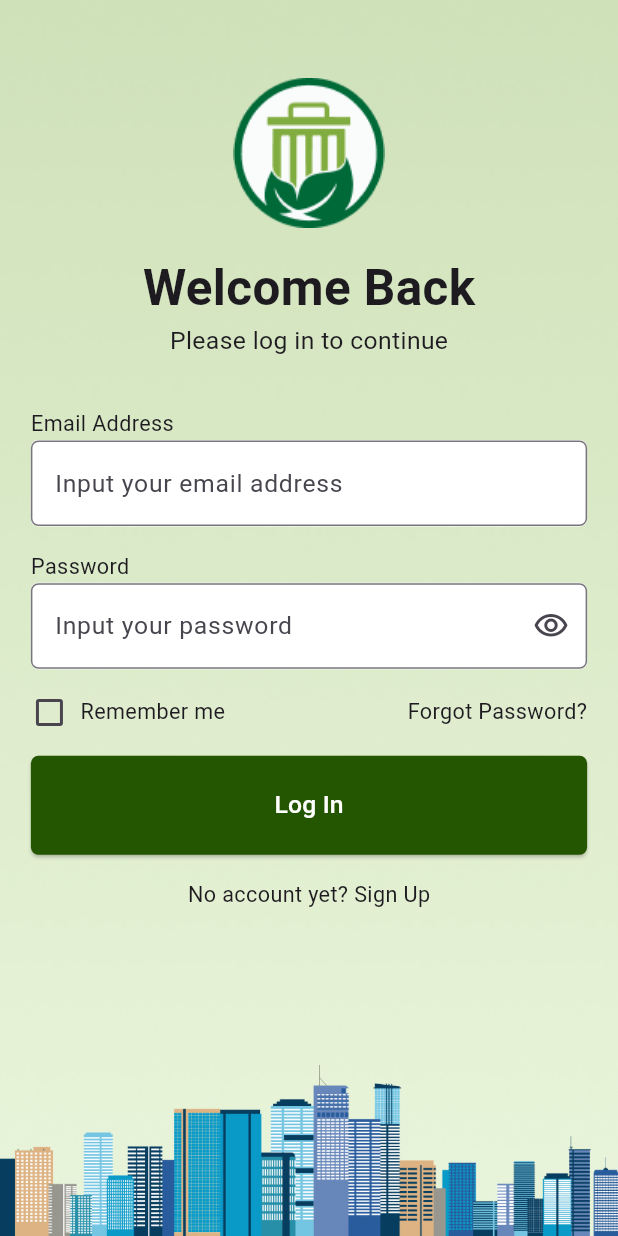
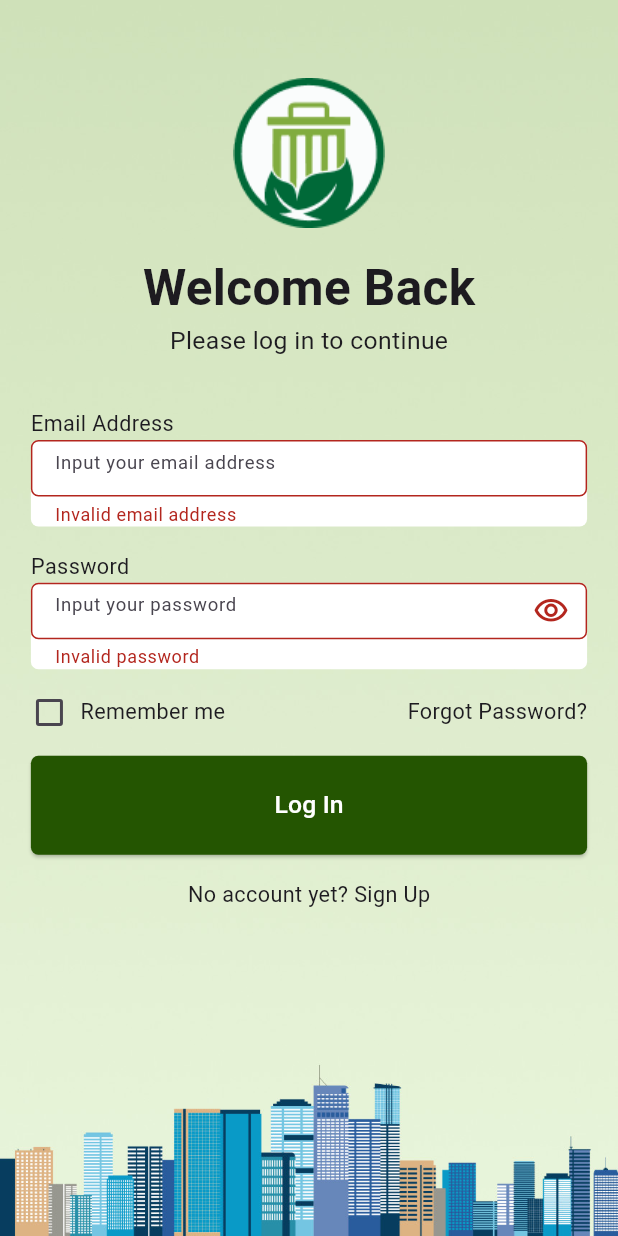
Before and after one commit to ThienNoob/Flutter, a Flutter app: the screen it shows after launch, after a tap on "Log In", on a phone screen of 412 x 824 dp. Run offline on Flutter 3.47's test engine with Material 3 defaults, Android fonts, the light colour scheme and no system bars; our stand-ins replace shared_preferences; missing offline and left inert: confirm_dialog.

Commit message:
Shareperference và custom lại kích thước

```diff
--- a/Practice/Login/lib/screen/screen_login/LoginWidget.dart
+++ b/Practice/Login/lib/screen/screen_login/LoginWidget.dart
@@ -2,9 +2,9 @@ import 'package:flutter/cupertino.dart';
 import 'package:flutter/foundation.dart';
 import 'package:flutter/material.dart';
 import 'package:flutter/widgets.dart';
-
+import 'package:login/screen/screen_forgot_password/ForgotPasswordScreen.dart';
+import 'package:shared_preferences/shared_preferences.dart';
 import '../screen_sign_up/SignUpWidget.dart';
-
 
 class LoginWidget extends StatefulWidget {
   const LoginWidget({
@@ -23,6 +23,18 @@ class LoginWidget extends StatefulWidget {
 class _LoginWidgetState extends State<LoginWidget> {
   bool _isPasswordVisible = false;
   bool _isRememberMe = false;
+  final TextEditingController _emailController = TextEditingController();
+  final TextEditingController _passwordController = TextEditingController();
+  final errorEmail = 'Invalid email address';
+  final errorPassword = 'Invalid password';
+  bool emailInvalid = false;
+  bool passwordInvalid = false;
+
+  @override
+  void initState() {
+    super.initState();
+    _loadSavedCredentials();
+  }
 
   @override
   Widget build(BuildContext context) {
@@ -77,7 +89,13 @@ class _LoginWidgetState extends State<LoginWidget> {
                       borderRadius: BorderRadius.circular(5),
                     ),
                     child: TextField(
+                      // Textfield input email address
+                      controller: _emailController,
+                      style: TextStyle(
+                        fontSize: widget.screenWidth * 0.03,
+                      ),
                       decoration: InputDecoration(
+                        errorText: emailInvalid ? errorEmail : null,
                         focusedBorder: OutlineInputBorder(
                           borderSide: const BorderSide(
                             color: Color(0xff245501),
@@ -87,7 +105,7 @@ class _LoginWidgetState extends State<LoginWidget> {
                         ),
                         hintText: 'Input your email address',
                         hintStyle: TextStyle(
-                          fontSize: widget.screenWidth * 0.04,
+                          fontSize: widget.screenWidth * 0.03,
                         ),
                         //border: Colors.black,
                         border: OutlineInputBorder(
@@ -115,9 +133,14 @@ class _LoginWidgetState extends State<LoginWidget> {
                       borderRadius: BorderRadius.circular(5),
                     ),
                     child: TextField(
+                      controller: _passwordController,
                       obscureText: !_isPasswordVisible,
+                      style: TextStyle(
+                        fontSize: widget.screenWidth * 0.03,
+                      ),
                       // Toggle password visibility
                       decoration: InputDecoration(
+                        errorText: passwordInvalid ? errorPassword : null,
                         hintText: 'Input your password',
                         focusedBorder: OutlineInputBorder(
                           borderSide: const BorderSide(
@@ -127,7 +150,7 @@ class _LoginWidgetState extends State<LoginWidget> {
                           borderRadius: BorderRadius.circular(5),
                         ),
                         hintStyle: TextStyle(
-                          fontSize: widget.screenWidth * 0.04,
+                          fontSize: widget.screenWidth * 0.03,
                         ),
                         suffixIcon: IconButton(
                           icon: Icon(
@@ -180,10 +203,15 @@ class _LoginWidgetState extends State<LoginWidget> {
                           ],
                         ),
                       ),
-                      Text(
-                        'Forgot Password?',
-                        style: TextStyle(
-                          fontSize: widget.screenWidth * 0.035,
+                      GestureDetector(
+                        onTap: () {
+                          onTapForgotPassword();
+                        },
+                        child: Text(
+                          'Forgot Password?',
+                          style: TextStyle(
+                            fontSize: widget.screenWidth * 0.035,
+                          ),
                         ),
                       ),
                     ],
@@ -194,7 +222,7 @@ class _LoginWidgetState extends State<LoginWidget> {
                     height: widget.screenHeight * 0.08,
                     child: ElevatedButton(
                       onPressed: () {
-                        print('Login');
+                        onPressedLoginButton();
                       },
                       child: Text(
                         'Log In',
@@ -236,4 +264,63 @@ class _LoginWidgetState extends State<LoginWidget> {
       ),
     );
   }
+
+  void onTapForgotPassword() {
+    Navigator.push(
+        context,
+        MaterialPageRoute(
+            builder: (context) => ForgotPasswordScreen(
+                screenWidth: widget.screenWidth,
+                screenHeight: widget.screenHeight)));
+  }
+
+  void onPressedLoginButton() {
+    setState(() {
+      emailInvalid = !isValidEmail(_emailController.text) ? true : false;
+      passwordInvalid =
+          !isValidPassword(_passwordController.text) ? true : false;
+      if (!emailInvalid && !passwordInvalid) {
+        logIn();
+      }
+      ;
+    });
+  }
+
+  bool isValidEmail(String email) {
+    return RegExp(r'^[\w-\.]+@([\w-]+\.)+[\w-]{2,4}$').hasMatch(email ?? '');
+  }
+
+  bool isValidPassword(String password) {
+    // Kiểm tra xem password có null không và có ít nhất 8 ký tự không
+    return password != null && password.length >= 8;
+  }
+
+  void logIn() async {
+    SharedPreferences prefs = await SharedPreferences.getInstance();
+    print("///////////////////");
+    print('Email: ${_emailController.text}');
+    print('Password: ${_passwordController.text}');
+    if (_emailController.text == 'chucthien2@gmail.com' &&
+        _passwordController.text == '12345678') {
+      print('Login success');
+      if(_isRememberMe){
+        await prefs.setString('email', _emailController.text);
+        await prefs.setString('password', _passwordController.text);
+        print('Save email and password');
+      }
+    } else {
+      print('Login failed');
+    }
+  }
+
+
+  //Lấy thông tin đăng nhập từ SharedPreferences
+  _loadSavedCredentials() async {
+    SharedPreferences prefs = await SharedPreferences.getInstance();
+    setState(() {
+      _emailController.text = prefs.getString('email') ?? '';
+      _passwordController.text = prefs.getString('password') ?? '';
+      _isRememberMe = _emailController.text.isNotEmpty && _passwordController.text.isNotEmpty;
+    });
+  }
 }
--- a/Practice/Login/pubspec.yaml
+++ b/Practice/Login/pubspec.yaml
@@ -30,6 +30,7 @@ environment:
 dependencies:
   flutter:
     sdk: flutter
+  shared_preferences:
 
 
   # The following adds the Cupertino Icons font to your application.
```
Also changed, not shown: Practice/Login/lib/Widget/OTPInputWidget.dart (added, +50 -0 lines), Practice/Login/lib/login_widget/LoginWidget.dart (deleted, +0 -223 lines), Practice/Login/lib/screen/screen_OTP/OTPVerification.dart (added, +123 -0 lines), Practice/Login/lib/screen/screen_forgot_password/ForgotPasswordScreen.dart (added, +147 -0 lines), Practice/Login/lib/screen/screen_sign_up/SignUpWidget.dart (+21 -10 lines), Practice/Login/pubspec.lock, 1 other file.
